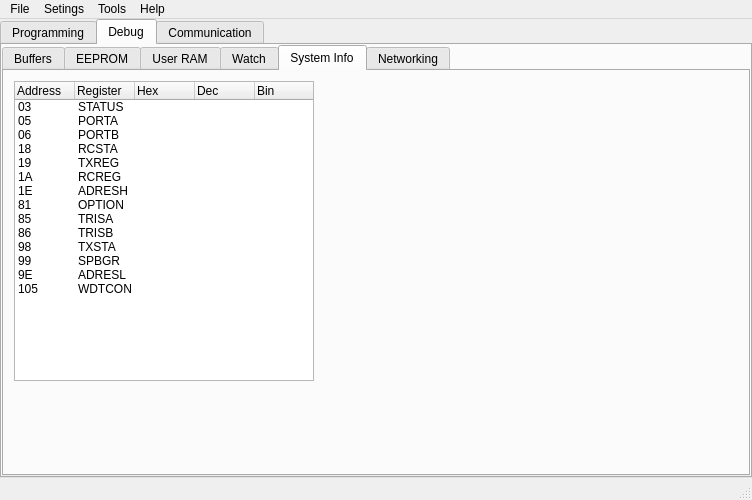
First picture: the form in IDE/iqrf_ide/mainwindow.ui, repository nandra/IDE, before the edit.
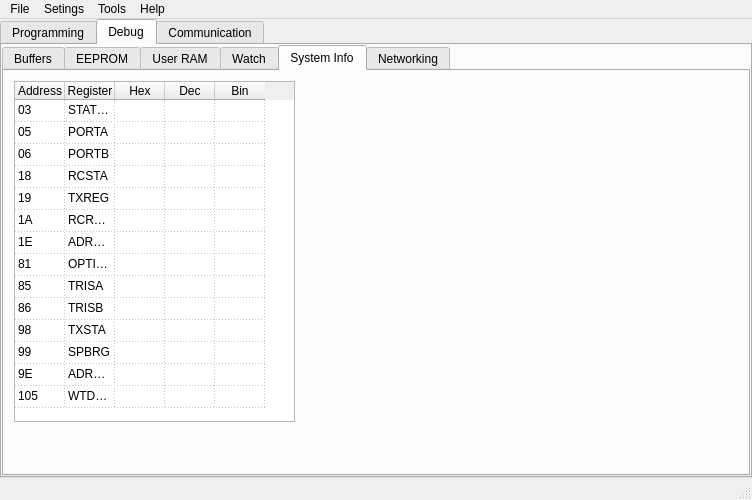
Second picture: the form after the edit. The open tabs and pages were chosen to show the change. Icons and pictures are not drawn.

```diff
--- a/IDE/iqrf_ide/mainwindow.ui
+++ b/IDE/iqrf_ide/mainwindow.ui
@@ -1981,48 +1981,109 @@
            <attribute name="title">
             <string>System Info</string>
            </attribute>
-           <widget class="QTreeWidget" name="treeWidget">
+           <widget class="QTableWidget" name="tableWidget_8">
             <property name="geometry">
              <rect>
               <x>10</x>
               <y>10</y>
-              <width>300</width>
-              <height>300</height>
+              <width>281</width>
+              <height>341</height>
              </rect>
             </property>
-            <property name="sizePolicy">
-             <sizepolicy hsizetype="Preferred" vsizetype="Preferred">
-              <horstretch>0</horstretch>
-              <verstretch>0</verstretch>
-             </sizepolicy>
+            <property name="showGrid">
+             <bool>true</bool>
             </property>
-            <property name="minimumSize">
-             <size>
-              <width>300</width>
-              <height>300</height>
-             </size>
+            <property name="gridStyle">
+             <enum>Qt::DotLine</enum>
             </property>
-            <property name="frameShape">
-             <enum>QFrame::StyledPanel</enum>
-            </property>
-            <property name="frameShadow">
-             <enum>QFrame::Sunken</enum>
-            </property>
-            <property name="horizontalScrollBarPolicy">
-             <enum>Qt::ScrollBarAlwaysOff</enum>
-            </property>
-            <property name="editTriggers">
-             <set>QAbstractItemView::NoEditTriggers</set>
-            </property>
-            <property name="rootIsDecorated">
+            <attribute name="horizontalHeaderDefaultSectionSize">
+             <number>50</number>
+            </attribute>
+            <attribute name="verticalHeaderVisible">
              <bool>false</bool>
-            </property>
-            <attribute name="headerDefaultSectionSize">
-             <number>60</number>
             </attribute>
-            <attribute name="headerDefaultSectionSize">
-             <number>60</number>
+            <attribute name="verticalHeaderDefaultSectionSize">
+             <number>22</number>
             </attribute>
+            <attribute name="verticalHeaderVisible">
+             <bool>false</bool>
+            </attribute>
+            <attribute name="verticalHeaderDefaultSectionSize">
+             <number>22</number>
+            </attribute>
+            <attribute name="horizontalHeaderDefaultSectionSize">
+             <number>50</number>
+            </attribute>
+            <row>
+             <property name="text">
+              <string>New Row</string>
+             </property>
+            </row>
+            <row>
+             <property name="text">
+              <string>New Row</string>
+             </property>
+            </row>
+            <row>
+             <property name="text">
+              <string>New Row</string>
+             </property>
+            </row>
+            <row>
+             <property name="text">
+              <string>New Row</string>
+             </property>
+            </row>
+            <row>
+             <property name="text">
+              <string>New Row</string>
+             </property>
+            </row>
+            <row>
+             <property name="text">
+              <string>New Row</string>
+             </property>
+            </row>
+            <row>
+             <property name="text">
+              <string>New Row</string>
+             </property>
+            </row>
+            <row>
+             <property name="text">
+              <string>New Row</string>
+             </property>
+            </row>
+            <row>
+             <property name="text">
+              <string>New Row</string>
+             </property>
+            </row>
+            <row>
+             <property name="text">
+              <string>New Row</string>
+             </property>
+            </row>
+            <row>
+             <property name="text">
+              <string>New Row</string>
+             </property>
+            </row>
+            <row>
+             <property name="text">
+              <string>New Row</string>
+             </property>
+            </row>
+            <row>
+             <property name="text">
+              <string>New Row</string>
+             </property>
+            </row>
+            <row>
+             <property name="text">
+              <string>New Row</string>
+             </property>
+            </row>
             <column>
              <property name="text">
               <string>Address</string>
@@ -2048,116 +2109,144 @@
               <string>Bin</string>
              </property>
             </column>
-            <item>
+            <item row="0" column="0">
              <property name="text">
               <string>03</string>
              </property>
+            </item>
+            <item row="0" column="1">
              <property name="text">
               <string>STATUS</string>
              </property>
             </item>
-            <item>
+            <item row="1" column="0">
              <property name="text">
               <string>05</string>
              </property>
+            </item>
+            <item row="1" column="1">
              <property name="text">
               <string>PORTA</string>
              </property>
             </item>
-            <item>
+            <item row="2" column="0">
              <property name="text">
               <string>06</string>
              </property>
+            </item>
+            <item row="2" column="1">
              <property name="text">
               <string>PORTB</string>
              </property>
             </item>
-            <item>
+            <item row="3" column="0">
              <property name="text">
               <string>18</string>
              </property>
+            </item>
+            <item row="3" column="1">
              <property name="text">
               <string>RCSTA</string>
              </property>
             </item>
-            <item>
+            <item row="4" column="0">
              <property name="text">
               <string>19</string>
              </property>
+            </item>
+            <item row="4" column="1">
              <property name="text">
               <string>TXREG</string>
              </property>
             </item>
-            <item>
+            <item row="5" column="0">
              <property name="text">
               <string>1A</string>
              </property>
+            </item>
+            <item row="5" column="1">
              <property name="text">
               <string>RCREG</string>
              </property>
             </item>
-            <item>
+            <item row="6" column="0">
              <property name="text">
               <string>1E</string>
              </property>
+            </item>
+            <item row="6" column="1">
              <property name="text">
               <string>ADRESH</string>
              </property>
             </item>
-            <item>
+            <item row="7" column="0">
              <property name="text">
               <string>81</string>
              </property>
+            </item>
+            <item row="7" column="1">
              <property name="text">
               <string>OPTION</string>
              </property>
             </item>
-            <item>
+            <item row="8" column="0">
              <property name="text">
               <string>85</string>
              </property>
+            </item>
+            <item row="8" column="1">
              <property name="text">
               <string>TRISA</string>
              </property>
             </item>
-            <item>
+            <item row="9" column="0">
              <property name="text">
               <string>86</string>
              </property>
+            </item>
+            <item row="9" column="1">
              <property name="text">
               <string>TRISB</string>
              </property>
             </item>
-            <item>
+            <item row="10" column="0">
              <property name="text">
               <string>98</string>
              </property>
+            </item>
+            <item row="10" column="1">
              <property name="text">
               <string>TXSTA</string>
              </property>
             </item>
-            <item>
+            <item row="11" column="0">
              <property name="text">
               <string>99</string>
              </property>
+            </item>
+            <item row="11" column="1">
              <property name="text">
-              <string>SPBGR</string>
+              <string>SPBRG</string>
              </property>
             </item>
-            <item>
+            <item row="12" column="0">
              <property name="text">
               <string>9E</string>
              </property>
+            </item>
+            <item row="12" column="1">
              <property name="text">
               <string>ADRESL</string>
              </property>
             </item>
-            <item>
+            <item row="13" column="0">
              <property name="text">
               <string>105</string>
              </property>
+            </item>
+            <item row="13" column="1">
              <property name="text">
-              <string>WDTCON</string>
+              <string>WTDCON</string>
              </property>
             </item>
            </widget>
```
Left out of the diff: 301 changed lines with no effect on the pictures.
